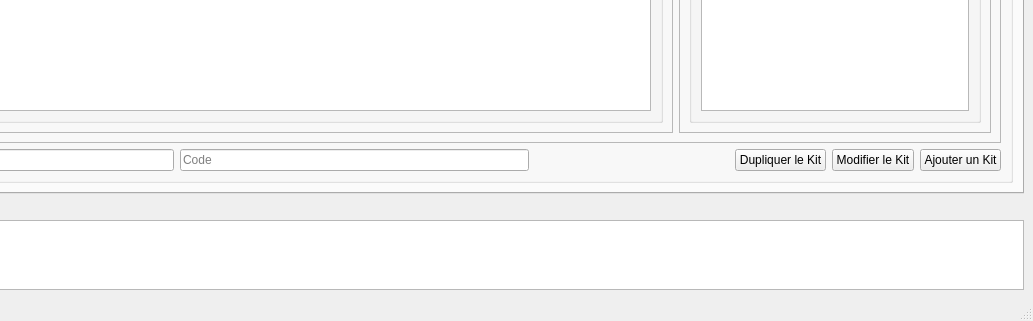
diluxe01/Micro_Brico, file mainwindow.ui: the form before one commit; both pictures show x 413 to 1446 and y 508 to 829 of the 1446 by 829 pixel window.
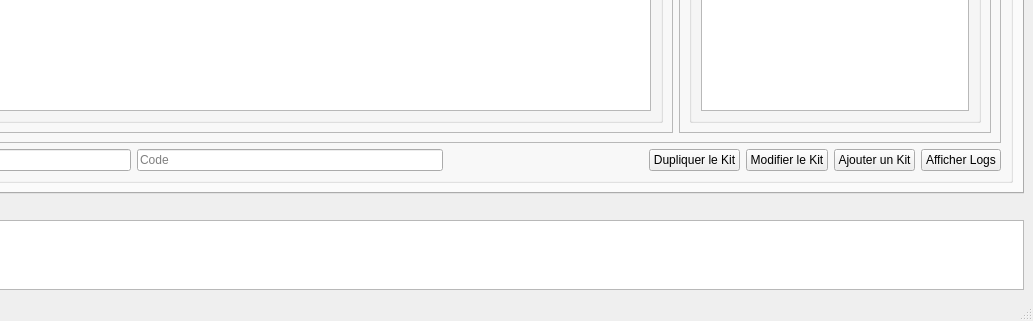
The form after the commit. The open tabs and pages were chosen to show the change.

```diff
--- a/mainwindow.ui
+++ b/mainwindow.ui
@@ -394,6 +394,13 @@
                </property>
               </widget>
              </item>
+             <item>
+              <widget class="QPushButton" name="GESKIT_pushButton_logkit">
+               <property name="text">
+                <string>Afficher Logs</string>
+               </property>
+              </widget>
+             </item>
             </layout>
            </item>
           </layout>
```
Left out of the diff: 2 changed lines with no effect on the pictures.
